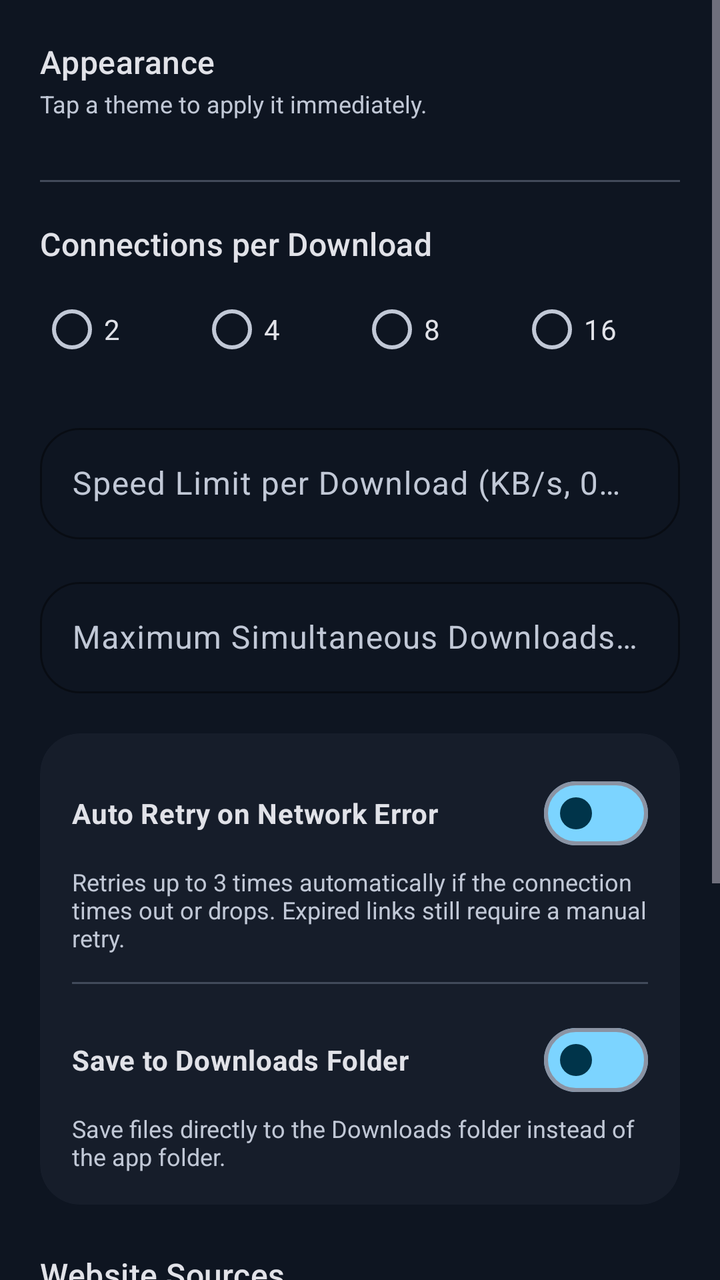
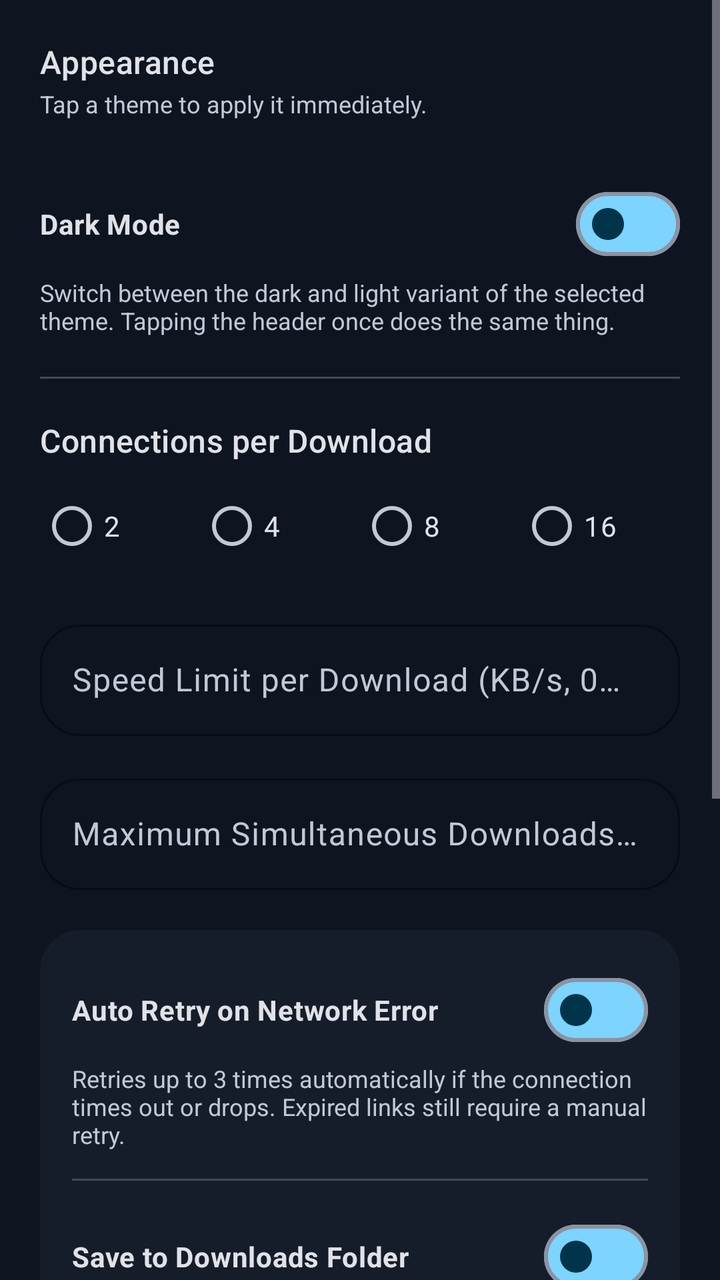

Screens rendered from an Android XML layout before and after an edit, with the pre-edit source and the edit as a unified diff.
<!-- AndroidManifest.xml: application theme Theme.Xmd -->
<!-- res/layout/dialog_settings.xml -->
<?xml version="1.0" encoding="utf-8"?>
<ScrollView xmlns:android="http://schemas.android.com/apk/res/android"
    xmlns:app="http://schemas.android.com/apk/res-auto"
    android:layout_width="match_parent"
    android:layout_height="wrap_content">

<LinearLayout
    android:layout_width="match_parent"
    android:layout_height="wrap_content"
    android:orientation="vertical"
    android:padding="20dp">

    
    <TextView
        android:layout_width="match_parent"
        android:layout_height="wrap_content"
        android:text="@string/settings_appearance"
        android:textColor="?attr/colorOnSurface"
        android:textAppearance="@style/TextAppearance.Xmd.TitleMedium" />

    <TextView
        android:layout_width="match_parent"
        android:layout_height="wrap_content"
        android:layout_marginTop="2dp"
        android:text="@string/settings_theme_hint"
        android:textColor="?attr/colorOnSurfaceVariant"
        android:textSize="12sp" />

    <HorizontalScrollView
        android:layout_width="match_parent"
        android:layout_height="wrap_content"
        android:layout_marginTop="10dp"
        android:scrollbars="none"
        android:clipToPadding="false">

        <LinearLayout
            android:id="@+id/themeSwatchContainer"
            android:layout_width="wrap_content"
            android:layout_height="wrap_content"
            android:orientation="horizontal" />
    </HorizontalScrollView>

    <View
        android:layout_width="match_parent"
        android:layout_height="1dp"
        android:layout_marginTop="20dp"
        android:layout_marginBottom="20dp"
        android:background="?attr/colorOutlineVariant" />

    
    <TextView
        android:layout_width="match_parent"
        android:layout_height="wrap_content"
        android:text="@string/settings_connections"
        android:textColor="?attr/colorOnSurface"
        android:textAppearance="@style/TextAppearance.Xmd.TitleMedium" />

    <RadioGroup
        android:id="@+id/connectionsGroup"
        android:layout_width="match_parent"
        android:layout_height="wrap_content"
        android:orientation="horizontal"
        android:layout_marginTop="8dp"
        android:layout_marginBottom="20dp">

        <RadioButton
            android:id="@+id/conn2"
            android:layout_width="0dp"
            android:layout_height="wrap_content"
            android:layout_weight="1"
            android:buttonTint="?attr/colorPrimary"
            android:textColor="?attr/colorOnSurface"
            android:text="2" />

        <RadioButton
            android:id="@+id/conn4"
            android:layout_width="0dp"
            android:layout_height="wrap_content"
            android:layout_weight="1"
            android:buttonTint="?attr/colorPrimary"
            android:textColor="?attr/colorOnSurface"
            android:text="4" />

        <RadioButton
            android:id="@+id/conn8"
            android:layout_width="0dp"
            android:layout_height="wrap_content"
            android:layout_weight="1"
            android:buttonTint="?attr/colorPrimary"
            android:textColor="?attr/colorOnSurface"
            android:text="8" />

        <RadioButton
            android:id="@+id/conn16"
            android:layout_width="0dp"
            android:layout_height="wrap_content"
            android:layout_weight="1"
            android:buttonTint="?attr/colorPrimary"
            android:textColor="?attr/colorOnSurface"
            android:text="16" />
    </RadioGroup>

    <com.google.android.material.textfield.TextInputLayout
        android:layout_width="match_parent"
        android:layout_height="wrap_content"
        android:hint="@string/settings_speed_limit"
        app:boxBackgroundMode="outline">

        <com.google.android.material.textfield.TextInputEditText
            android:id="@+id/speedLimitInput"
            android:layout_width="match_parent"
            android:layout_height="wrap_content"
            android:inputType="number" />
    </com.google.android.material.textfield.TextInputLayout>

    <com.google.android.material.textfield.TextInputLayout
        android:layout_width="match_parent"
        android:layout_height="wrap_content"
        android:layout_marginTop="16dp"
        android:hint="@string/settings_max_concurrent"
        app:boxBackgroundMode="outline">

        <com.google.android.material.textfield.TextInputEditText
            android:id="@+id/maxConcurrentInput"
            android:layout_width="match_parent"
            android:layout_height="wrap_content"
            android:inputType="number" />
    </com.google.android.material.textfield.TextInputLayout>

    
    <com.google.android.material.card.MaterialCardView
        android:layout_width="match_parent"
        android:layout_height="wrap_content"
        android:layout_marginTop="20dp"
        app:cardBackgroundColor="?attr/colorSurfaceContainerLow"
        app:strokeWidth="0dp">

        <LinearLayout
            android:layout_width="match_parent"
            android:layout_height="wrap_content"
            android:orientation="vertical"
            android:padding="16dp">

            <com.google.android.material.materialswitch.MaterialSwitch
                android:id="@+id/autoRetrySwitch"
                android:layout_width="match_parent"
                android:layout_height="wrap_content"
                android:text="@string/settings_auto_retry"
                android:textColor="?attr/colorOnSurface"
                android:textStyle="bold" />

            <TextView
                android:layout_width="match_parent"
                android:layout_height="wrap_content"
                android:layout_marginTop="2dp"
                android:text="@string/settings_auto_retry_hint"
                android:textColor="?attr/colorOnSurfaceVariant"
                android:textSize="12sp" />

            <View
                android:layout_width="match_parent"
                android:layout_height="1dp"
                android:layout_marginVertical="14dp"
                android:background="?attr/colorOutlineVariant" />

            <com.google.android.material.materialswitch.MaterialSwitch
                android:id="@+id/saveToDownloadsSwitch"
                android:layout_width="match_parent"
                android:layout_height="wrap_content"
                android:text="@string/settings_save_to_downloads"
                android:textColor="?attr/colorOnSurface"
                android:textStyle="bold" />

            <TextView
                android:layout_width="match_parent"
                android:layout_height="wrap_content"
                android:layout_marginTop="2dp"
                android:text="@string/settings_save_to_downloads_hint"
                android:textColor="?attr/colorOnSurfaceVariant"
                android:textSize="12sp" />
        </LinearLayout>
    </com.google.android.material.card.MaterialCardView>

    
    <TextView
        android:layout_width="match_parent"
        android:layout_height="wrap_content"
        android:layout_marginTop="24dp"
        android:text="@string/settings_import_websites"
        android:textColor="?attr/colorOnSurface"
        android:textAppearance="@style/TextAppearance.Xmd.TitleMedium" />

    <TextView
        android:layout_width="match_parent"
        android:layout_height="wrap_content"
        android:layout_marginTop="2dp"
        android:text="@string/settings_import_websites_hint"
        android:textColor="?attr/colorOnSurfaceVariant"
        android:textSize="12sp" />

    <com.google.android.material.button.MaterialButton
        android:id="@+id/importWebsitesButton"
        style="@style/Widget.Xmd.Button.Outlined"
        android:layout_width="wrap_content"
        android:layout_height="wrap_content"
        android:layout_marginTop="10dp"
        android:text="@string/settings_import_websites_button" />

    <View
        android:id="@+id/ytdlpDivider"
        android:layout_width="match_parent"
        android:layout_height="1dp"
        android:layout_marginTop="20dp"
        android:layout_marginBottom="20dp"
        android:background="?attr/colorOutlineVariant" />

    
    <LinearLayout
        android:id="@+id/ytdlpSection"
        android:layout_width="match_parent"
        android:layout_height="wrap_content"
        android:orientation="vertical">

        <TextView
            android:layout_width="match_parent"
            android:layout_height="wrap_content"
            android:text="@string/settings_ytdlp_title"
            android:textColor="?attr/colorOnSurface"
            android:textAppearance="@style/TextAppearance.Xmd.TitleMedium" />

        <TextView
            android:layout_width="match_parent"
            android:layout_height="wrap_content"
            android:layout_marginTop="2dp"
            android:text="@string/settings_ytdlp_hint"
            android:textColor="?attr/colorOnSurfaceVariant"
            android:textSize="12sp" />

        <LinearLayout
            android:layout_width="match_parent"
            android:layout_height="wrap_content"
            android:orientation="horizontal"
            android:gravity="center_vertical"
            android:layout_marginTop="12dp">

            <TextView
                android:id="@+id/ytdlpStatus"
                android:layout_width="0dp"
                android:layout_height="wrap_content"
                android:layout_weight="1"
                android:textColor="?attr/colorOnSurface" />

            <ProgressBar
                android:id="@+id/ytdlpProgress"
                style="?android:attr/progressBarStyleSmall"
                android:layout_width="wrap_content"
                android:layout_height="wrap_content"
                android:layout_marginEnd="8dp"
                android:visibility="gone" />

            <Button
                android:id="@+id/ytdlpUpdateButton"
                style="?android:attr/buttonBarButtonStyle"
                android:layout_width="wrap_content"
                android:layout_height="wrap_content"
                android:textColor="?attr/colorPrimary"
                android:text="@string/settings_ytdlp_update"
                android:visibility="gone" />

            <Button
                android:id="@+id/ytdlpActionButton"
                style="?android:attr/buttonBarButtonStyle"
                android:layout_width="wrap_content"
                android:layout_height="wrap_content"
                android:textColor="?attr/colorPrimary"
                android:text="@string/settings_ytdlp_install" />
        </LinearLayout>

        
        <Button
            android:id="@+id/ytdlpNightlyButton"
            style="?android:attr/buttonBarButtonStyle"
            android:layout_width="match_parent"
            android:layout_height="wrap_content"
            android:layout_marginTop="4dp"
            android:text="@string/settings_ytdlp_use_nightly"
            android:textColor="?attr/colorOnSurfaceVariant"
            android:visibility="gone" />
    </LinearLayout>

</LinearLayout>
</ScrollView>
<!-- resources referenced by this layout -->
<resources>
  <string name="settings_appearance">Appearance</string>
  <string name="settings_auto_retry">Auto Retry on Network Error</string>
  <string name="settings_auto_retry_hint">Retries up to 3 times automatically if the connection times out or drops. Expired links still require a manual retry.</string>
  <string name="settings_connections">Connections per Download</string>
  <string name="settings_import_websites">Website Sources</string>
  <string name="settings_import_websites_button">Import Now</string>
  <string name="settings_import_websites_hint">Scans Downloads, Xmd, and WhatsApp Documents (incl. subfolders) for any xmdweb source-pack file (e.g. xmd_web.json) and lets you pick which one to import.</string>
  <string name="settings_max_concurrent">Maximum Simultaneous Downloads (1–5)</string>
  <string name="settings_save_to_downloads">Save to Downloads Folder</string>
  <string name="settings_save_to_downloads_hint">Save files directly to the Downloads folder instead of the app folder.</string>
  <string name="settings_speed_limit">Speed Limit per Download (KB/s, 0 = Unlimited)</string>
  <string name="settings_theme_hint">Tap a theme to apply it immediately.</string>
  <string name="settings_ytdlp_hint">Required for YouTube downloads. Adds on-device storage once installed.</string>
  <string name="settings_ytdlp_install">Install</string>
  <string name="settings_ytdlp_title">YouTube downloader (yt-dlp)</string>
  <string name="settings_ytdlp_update">Update</string>
  <string name="settings_ytdlp_use_nightly">Use Nightly Build</string>
  <style name="ShapeAppearance.Xmd.Full" parent="ShapeAppearance.Material3.Corner.Full">
          <item name="cornerFamily">rounded</item>
          <item name="cornerSize">50%</item>
      </style>
  <color name="m3_primary">#7CD4FF</color>
  <color name="m3_on_primary">#00344A</color>
  <color name="m3_primary_container">#00496A</color>
  <color name="m3_on_primary_container">#C7E7FF</color>
  <color name="m3_secondary">#B7CAD6</color>
  <color name="m3_on_secondary">#22323C</color>
  <color name="m3_secondary_container">#3A4953</color>
  <color name="m3_on_secondary_container">#D3E5F2</color>
  <color name="m3_tertiary">#FFB4A0</color>
  <color name="m3_on_tertiary">#5C1900</color>
  <color name="m3_tertiary_container">#7D2C0F</color>
  <color name="m3_on_tertiary_container">#FFDBCF</color>
  <color name="m3_error">#FFB4AB</color>
  <color name="m3_on_error">#690005</color>
  <color name="m3_error_container">#93000A</color>
  <color name="m3_on_error_container">#FFDAD6</color>
  <color name="m3_background">#0E1521</color>
  <color name="m3_on_background">#E1E2E8</color>
  <color name="m3_surface">#0E1521</color>
  <color name="m3_on_surface">#E1E2E8</color>
  <color name="m3_surface_dim">#0E1521</color>
  <color name="m3_surface_bright">#343B47</color>
  <color name="m3_surface_container_lowest">#090E17</color>
  <color name="m3_surface_container_low">#161D2A</color>
  <color name="m3_surface_container">#1A2230</color>
  <color name="m3_surface_container_high">#25303F</color>
  <color name="m3_surface_container_highest">#303B4A</color>
  <color name="m3_on_surface_variant">#C1C8D6</color>
  <color name="m3_outline">#8B93A3</color>
  <color name="m3_outline_variant">#414A5A</color>
  <color name="m3_inverse_surface">#E1E2E8</color>
  <color name="m3_inverse_on_surface">#1A2230</color>
  <color name="m3_inverse_primary">#00658F</color>
  <style name="ThemeOverlay.Xmd.AlertDialog" parent="ThemeOverlay.Material3.MaterialAlertDialog">
          <item name="shapeAppearanceOverlay">@style/ShapeAppearance.Xmd.Large</item>
      </style>
  <!-- unchanged entries left out for length: 21 -->
</resources>

<!-- the commit's change to res/layout/dialog_settings.xml (unified diff, before → after) -->
@@ -39,6 +39,23 @@
             android:layout_height="wrap_content"
             android:orientation="horizontal" />
     </HorizontalScrollView>
+
+    <com.google.android.material.materialswitch.MaterialSwitch
+        android:id="@+id/darkModeSwitch"
+        android:layout_width="match_parent"
+        android:layout_height="wrap_content"
+        android:layout_marginTop="18dp"
+        android:text="@string/settings_dark_mode"
+        android:textColor="?attr/colorOnSurface"
+        android:textStyle="bold" />
+
+    <TextView
+        android:layout_width="match_parent"
+        android:layout_height="wrap_content"
+        android:layout_marginTop="2dp"
+        android:text="@string/settings_dark_mode_hint"
+        android:textColor="?attr/colorOnSurfaceVariant"
+        android:textSize="12sp" />
 
     <View
         android:layout_width="match_parent"
<!-- resource entries referenced after the edit -->
@@ -4,6 +4,8 @@
   <string name="settings_auto_retry">Auto Retry on Network Error</string>
   <string name="settings_auto_retry_hint">Retries up to 3 times automatically if the connection times out or drops. Expired links still require a manual retry.</string>
   <string name="settings_connections">Connections per Download</string>
+  <string name="settings_dark_mode">Dark Mode</string>
+  <string name="settings_dark_mode_hint">Switch between the dark and light variant of the selected theme. Tapping the header once does the same thing.</string>
   <string name="settings_import_websites">Website Sources</string>
   <string name="settings_import_websites_button">Import Now</string>
   <string name="settings_import_websites_hint">Scans Downloads, Xmd, and WhatsApp Documents (incl. subfolders) for any xmdweb source-pack file (e.g. xmd_web.json) and lets you pick which one to import.</string>
